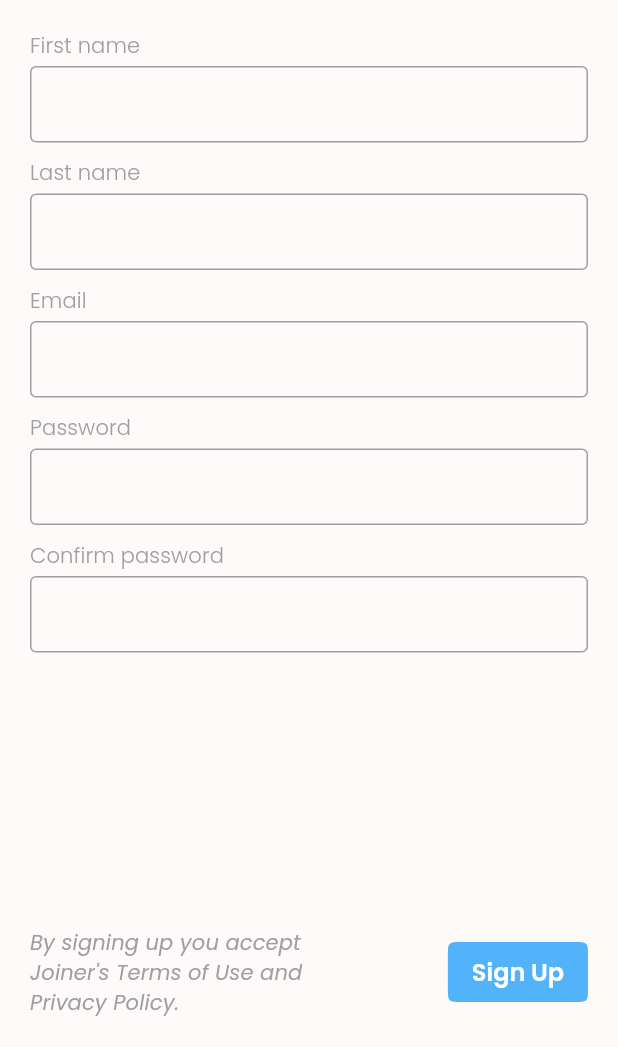
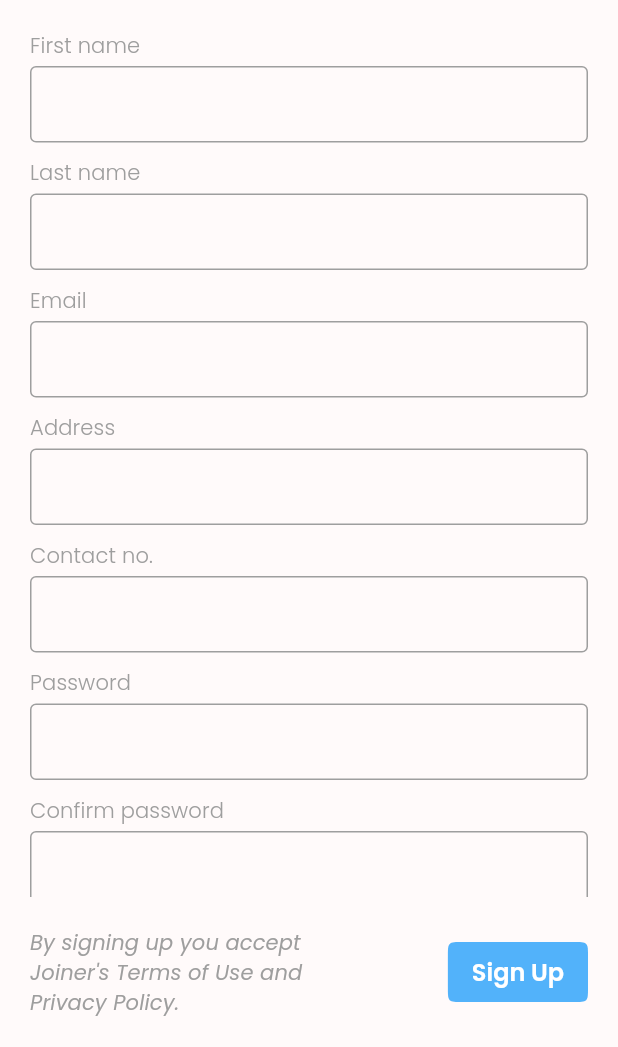
Before and after one commit to igotjulius/joiner_2, a Flutter app: the SignUpPageWidget screen opened by its route, on a phone screen of 412 x 824 dp, the part 189-1236 px from its top. Run offline on Flutter 3.47's test engine with Material 3 defaults, Android fonts, the phone set to English and light mode, and no system bars; our stand-ins replace cached_network_image, carousel_slider, dio, go_router, google_nav_bar, image_picker and 4 more; missing offline and left inert: mapbox_gl; accounts and stored records are empty; generated files the repository leaves out were written again; project files that could hold a hidden picture were left out.

Commit message:
User address and contact no fields

```diff
--- a/lib/models/user_model.dart
+++ b/lib/models/user_model.dart
@@ -11,7 +11,7 @@ class UserModel extends User {
   @JsonKey(name: '_id')
   final String id;
   @JsonKey(includeIfNull: false)
-  String? contactNo;
+  String? contactNo, address;
   String firstName, lastName, email, password;
   List<LobbyModel> pendingLobby;
   List<LobbyModel> activeLobby;
@@ -25,6 +25,7 @@ class UserModel extends User {
     required this.lastName,
     required this.email,
     required this.password,
+    this.address,
     this.contactNo,
     required this.friends,
     required this.pendingLobby,
@@ -36,6 +37,8 @@ class UserModel extends User {
           firstName: firstName,
           lastName: lastName,
           email: email,
+          address: address,
+          contactNo: contactNo,
           password: password,
           verification: verification,
         );
--- a/lib/pages/user/dashboard/promo_list/promos_list.dart
+++ b/lib/pages/user/dashboard/promo_list/promos_list.dart
@@ -20,7 +20,7 @@ class _PromosListState extends State<PromosList> {
             Row(
               mainAxisAlignment: MainAxisAlignment.spaceBetween,
               children: [
-                Text('Seeking for a Destination?'),
+                Flexible(child: Text('Seeking for a Destination?')),
                 TextButton(
                   onPressed: () {
                     context.pushNamed('BrowseMap');
--- a/lib/widgets/molecules/user_sign_up_mole.dart
+++ b/lib/widgets/molecules/user_sign_up_mole.dart
@@ -50,6 +50,17 @@ class _UserSignUpMoleState extends State<UserSignUpMole> {
                 }),
               ),
               CustomTextInput(
+                label: 'Address',
+                controller: _model.addressController,
+                validator: isEmpty,
+              ),
+              CustomTextInput(
+                label: 'Contact no.',
+                controller: _model.contactController,
+                keyboardType: TextInputType.phone,
+                validator: validateMobile,
+              ),
+              CustomTextInput(
                 label: 'Password',
                 controller: _model.passwordController,
                 obscureText: true,
@@ -77,6 +88,8 @@ class UserSignUpMoleModel {
   TextEditingController fNameController = TextEditingController();
   TextEditingController lNameController = TextEditingController();
   TextEditingController emailController = TextEditingController();
+  TextEditingController addressController = TextEditingController();
+  TextEditingController contactController = TextEditingController();
   TextEditingController passwordController = TextEditingController();
   TextEditingController confirmPassController = TextEditingController();
   String? emailError;
@@ -96,10 +109,12 @@ class UserSignUpMoleModel {
   UserModel getUserInput() {
     return UserModel(
       id: '',
-      firstName: fNameController.text,
-      lastName: lNameController.text,
-      email: emailController.text,
-      password: passwordController.text,
+      firstName: fNameController.text.trim(),
+      lastName: lNameController.text.trim(),
+      email: emailController.text.trim(),
+      address: addressController.text.trim(),
+      contactNo: contactController.text.trim(),
+      password: passwordController.text.trim(),
       friends: [],
       pendingLobby: [],
       activeLobby: [],
```
Also changed, not shown: lib/pages/shared_pages/account/account_widget.dart (+37 -63 lines), lib/widgets/molecules/cra_sign_up_mole.dart (+6 -4 lines).
